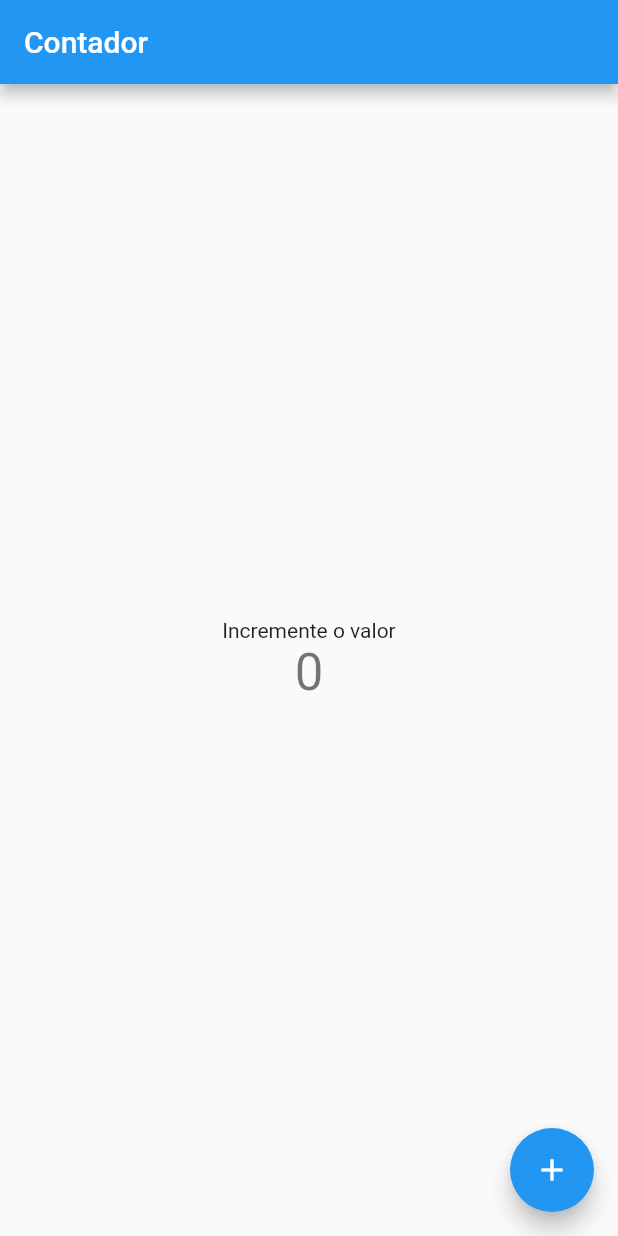
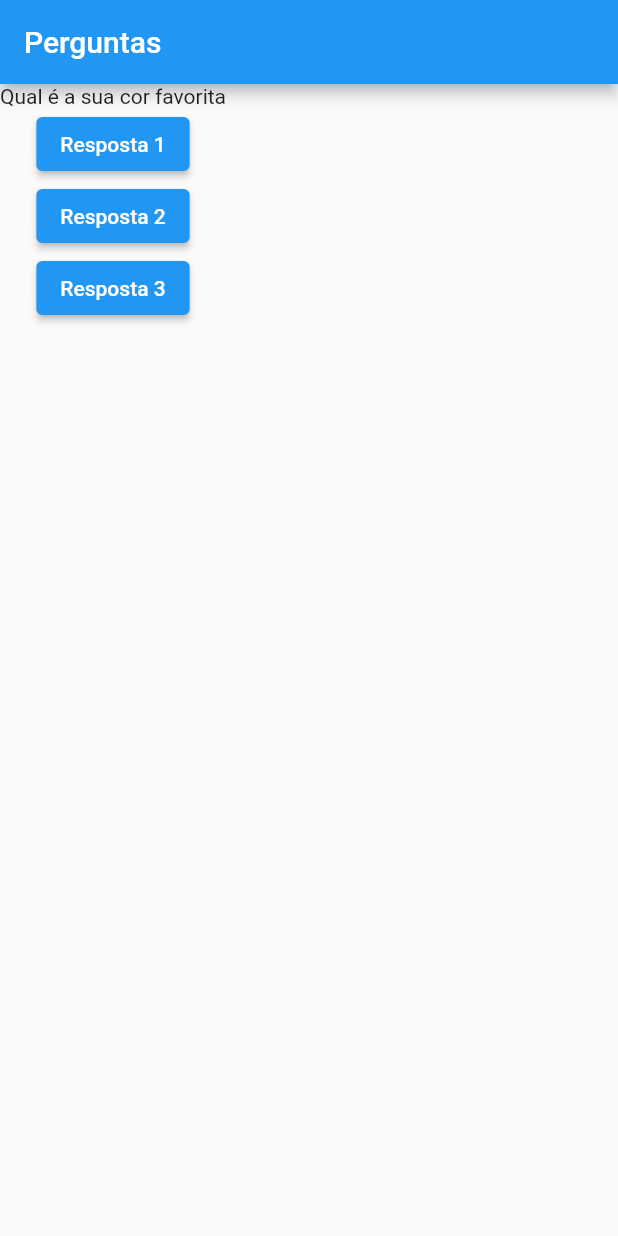
Before and after one commit to willams192/projeto_perguntas, a Flutter app: the screen it shows after launch, on a phone screen of 412 x 824 dp. Run offline on Flutter 3.47's test engine with Material 2 defaults, Android fonts, the phone set to English and light mode, and no system bars.

Commit message:
Updates 2.0

```diff
--- a/lib/main.dart
+++ b/lib/main.dart
@@ -1,67 +1,54 @@
 import 'package:flutter/material.dart';
 
-void main() {
-  runApp(const MyApp());
-}
+void main() => runApp(const PerguntaApp());
 
-class MyApp extends StatelessWidget {
-  const MyApp({super.key});
+class PerguntaAppState extends State<PerguntaApp> {
+  var perguntaSelecionada = 0;
+
+  void pressionar() {
+    setState(() {
+      perguntaSelecionada++;
+    });
+    print(perguntaSelecionada);
+  }
 
   @override
   Widget build(BuildContext context) {
+    final perguntas = [
+      'Qual é a sua cor favorita',
+      'Qual é o seu animal favorito'
+    ];
     return MaterialApp(
-      title: 'Projeto Flutter',
-      theme: ThemeData(
-        primarySwatch: Colors.blue,
+      home: Scaffold(
+        appBar: AppBar(
+          title: const Text('Perguntas'),
+        ),
+        body: Column(
+          children: [
+            Text(perguntas[perguntaSelecionada]),
+            ElevatedButton(
+              child: Text('Resposta 1'),
+              onPressed: pressionar,
+            ),
+            ElevatedButton(
+              child: Text('Resposta 2'),
+              onPressed: pressionar,
+            ),
+            ElevatedButton(
+              child: Text('Resposta 3'),
+              onPressed: pressionar,
+            ),
+          ],
+        ),
       ),
-      home: const MyHomePage(title: 'Contador'),
     );
   }
 }
 
-class MyHomePage extends StatefulWidget {
-  const MyHomePage({super.key, required this.title});
-
-  final String title;
-
+class PerguntaApp extends StatefulWidget {
+  const PerguntaApp({super.key});
   @override
-  State<MyHomePage> createState() => _MyHomePageState();
-}
-
-class _MyHomePageState extends State<MyHomePage> {
-  int _counter = 0;
-
-  void _incrementCounter() {
-    setState(() {
-      _counter++;
-    });
-  }
-
-  @override
-  Widget build(BuildContext context) {
-    return Scaffold(
-      appBar: AppBar(
-        title: Text(widget.title),
-      ),
-      body: Center(
-        child: Column(
-          mainAxisAlignment: MainAxisAlignment.center,
-          children: <Widget>[
-            const Text(
-              'Incremente o valor',
-            ),
-            Text(
-              '$_counter',
-              style: Theme.of(context).textTheme.headline4,
-            ),
-          ],
-        ),
-      ),
-      floatingActionButton: FloatingActionButton(
-        onPressed: _incrementCounter,
-        tooltip: 'Increment',
-        child: const Icon(Icons.add),
-      ),
-    );
+  PerguntaAppState createState() {
+    return PerguntaAppState();
   }
 }
```
Also changed, not shown: 1 other file.
